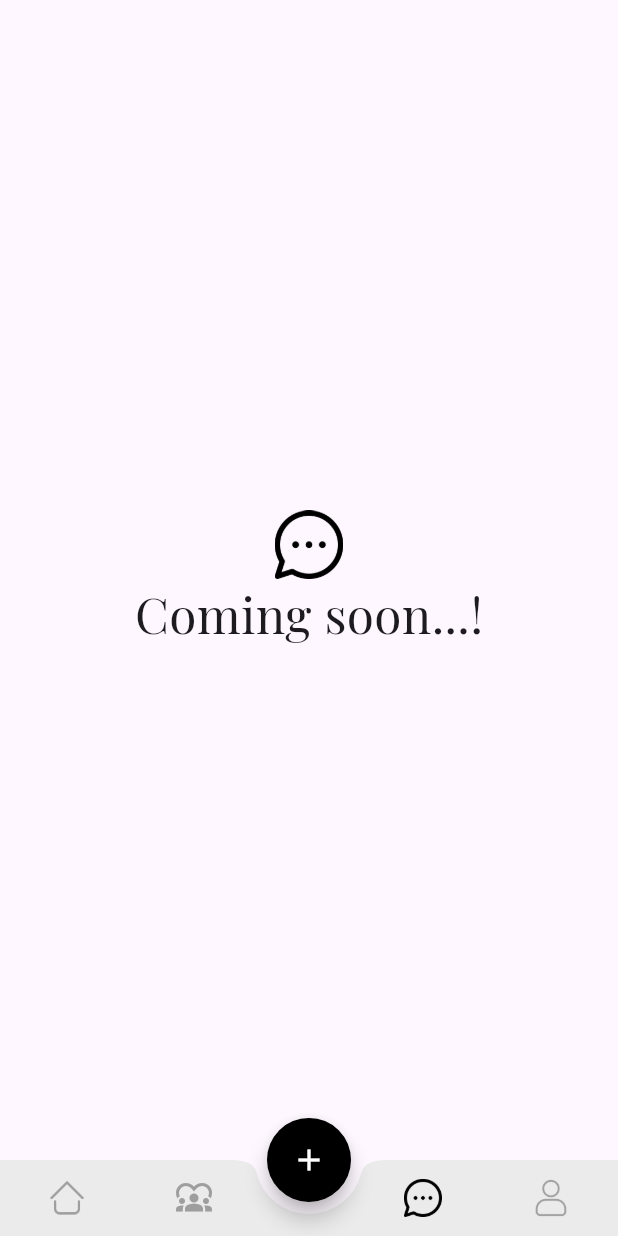
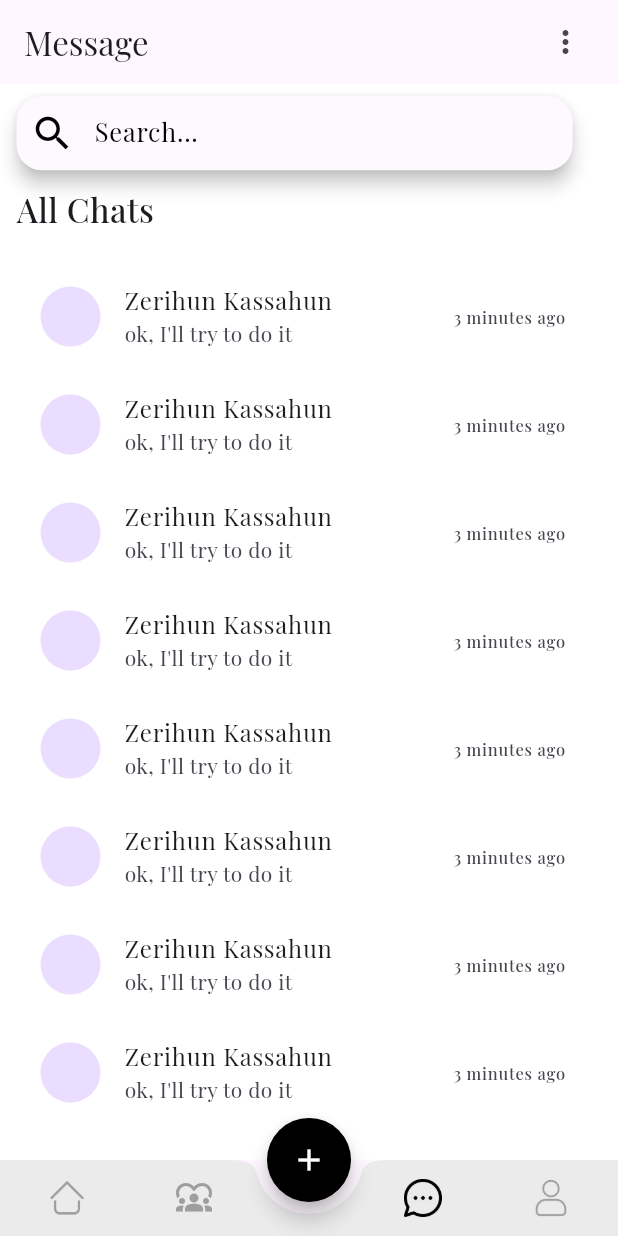
Before and after one commit to Yihun-Alemayehu/Grace-Link, a Flutter app: the screen it shows once a user with an empty profile is signed in, item 3 of the bottom bar chosen, on a phone screen of 412 x 824 dp. Run offline on Flutter 3.47's test engine with Material 3 defaults, Android fonts, the phone set to English and light mode, and no system bars; our stand-ins replace bloc, cloud_firestore, equatable, firebase_auth, firebase_core, firebase_storage and 10 more; missing offline and left inert: flutter_ellipsis_text, zego_uikit_prebuilt_live_audio_room; accounts and stored records are empty.

Commit message:
chat_feature_V.1.0

```diff
--- /dev/null
+++ b/lib/chat/models/message.dart
@@ -0,0 +1,88 @@
+// ignore_for_file: public_member_api_docs, sort_constructors_first
+import 'dart:convert';
+
+import 'package:equatable/equatable.dart';
+
+class Message extends Equatable {
+  final String message;
+  final String messageId;
+  final String senderId;
+  final String receiverId;
+  final DateTime timestamp;
+  final bool seen;
+  final String messageType;
+
+  const Message({
+    required this.message,
+    required this.messageId,
+    required this.senderId,
+    required this.receiverId,
+    required this.timestamp,
+    required this.seen,
+    required this.messageType,
+  });
+
+  Message copyWith({
+    String? message,
+    String? messageId,
+    String? senderId,
+    String? receiverId,
+    DateTime? timestamp,
+    bool? seen,
+    String? messageType,
+  }) {
+    return Message(
+      message: message ?? this.message,
+      messageId: messageId ?? this.messageId,
+      senderId: senderId ?? this.senderId,
+      receiverId: receiverId ?? this.receiverId,
+      timestamp: timestamp ?? this.timestamp,
+      seen: seen ?? this.seen,
+      messageType: messageType ?? this.messageType,
+    );
+  }
+
+  Map<String, dynamic> toMap() {
+    return <String, dynamic>{
+      'message': message,
+      'messageId': messageId,
+      'senderId': senderId,
+      'receiverId': receiverId,
+      'timestamp': timestamp.millisecondsSinceEpoch,
+      'seen': seen,
+      'messageType': messageType,
+    };
+  }
+
+  factory Message.fromMap(Map<String, dynamic> map) {
+    return Message(
+      message: map['message'] as String,
+      messageId: map['messageId'] as String,
+      senderId: map['senderId'] as String,
+      receiverId: map['receiverId'] as String,
+      timestamp: DateTime.fromMillisecondsSinceEpoch(map['timestamp'] as int),
+      seen: map['seen'] as bool,
+      messageType: map['messageType'] as String,
+    );
+  }
+
+  String toJson() => json.encode(toMap());
+
+  factory Message.fromJson(String source) => Message.fromMap(json.decode(source) as Map<String, dynamic>);
+
+  @override
+  bool get stringify => true;
+
+  @override
+  List<Object> get props {
+    return [
+      message,
+      messageId,
+      senderId,
+      receiverId,
+      timestamp,
+      seen,
+      messageType,
+    ];
+  }
+}
--- /dev/null
+++ b/lib/chat/providers/chat_provider.dart
@@ -0,0 +1,6 @@
+import 'package:flutter_riverpod/flutter_riverpod.dart';
+import 'package:grace_link/chat/repo/chat_repo.dart';
+
+final chatProvider = Provider(
+  (ref) => ChatRepo(),
+);
--- a/lib/feed/presentation/screens/chat_screen.dart
+++ b/lib/feed/presentation/screens/chat_screen.dart
@@ -12,26 +12,95 @@ class _ChatScreenState extends State<ChatScreen> {
   @override
   Widget build(BuildContext context) {
     return Scaffold(
+      backgroundColor: Colors.white,
+      appBar: AppBar(
+        title: const Text('Message'),
+        actions: [
+          Padding(
+            padding: EdgeInsets.symmetric(horizontal: 10.w),
+            child: IconButton(
+              onPressed: () async {
+                // await FirebaseAuth.instance.signOut();
+                // Get.toNamed(RouteClass.login);
+              },
+              icon: Icon(Icons.adaptive.more_outlined),
+            ),
+          ),
+        ],
+      ),
       body: SafeArea(
-          child: Center(
-        child: Column(
-          mainAxisAlignment: MainAxisAlignment.center,
-          children: [
-            SizedBox(
-              height: 45.h,
-              child: Image.asset(
-                'assets/messenger.png',
-              ),
+        child: Padding(
+          padding: EdgeInsets.symmetric(horizontal: 10.w, vertical: 8.h),
+          child: SingleChildScrollView(
+            child: Column(
+              crossAxisAlignment: CrossAxisAlignment.start,
+              children: [
+                Container(
+                  width: MediaQuery.of(context).size.width * .9,
+                  height: MediaQuery.of(context).size.height * .06,
+                  decoration: const BoxDecoration(
+                    color: Colors.white,
+                  ),
+                  child: Expanded(
+                    child: Material(
+                      elevation: 5,
+                      shape: RoundedRectangleBorder(
+                          side: BorderSide.none,
+                          borderRadius: BorderRadius.circular(17)),
+                      child: TextFormField(
+                        onTap: () {},
+                        readOnly: true,
+                        decoration: InputDecoration(
+                          hintText: 'Search...',
+                          hintStyle: const TextStyle(
+                              fontSize: 17, color: Colors.black),
+                          prefixIcon: const Icon(
+                            Icons.search,
+                            size: 30,
+                            color: Colors.black,
+                          ),
+                          fillColor: Colors.white60.withOpacity(0.08),
+                          filled: true,
+                          border: OutlineInputBorder(
+                            borderRadius: BorderRadius.circular(17),
+                            borderSide: BorderSide.none,
+                          ),
+                        ),
+                      ),
+                    ),
+                  ),
+                ),
+                SizedBox(
+                  height: 10.h,
+                ),
+                Text(
+                  'All Chats',
+                  style: TextStyle(
+                    fontSize: 20.sp,
+                    fontWeight: FontWeight.w500,
+                  ),
+                ),
+                SizedBox(
+                  height: 20.h,
+                ),
+                SizedBox(
+                  height: MediaQuery.of(context).size.height * .7,
+                  child: ListView.builder(
+                    itemCount: 10,
+                    itemBuilder: (context, index) {
+                      return const ListTile(
+                        leading: CircleAvatar(),
+                        title: Text('Zerihun Kassahun'),
+                        subtitle: Text('ok, I\'ll try to do it'),
+                        trailing: Text('3 minutes ago'),
+                      );
+                    },),
+                )
+              ],
             ),
-            Text(
-              'Coming soon...!',
-              style: TextStyle(
-                fontSize: 30.sp,
-              ),
-            ),
-          ],
+          ),
         ),
-      )),
+      ),
     );
   }
 }
--- a/pubspec.yaml
+++ b/pubspec.yaml
@@ -34,12 +34,13 @@ dependencies:
   equatable: ^2.0.5
   firebase_auth: ^4.19.2
   firebase_core: ^2.30.0
-  flutter_ellipsis_text: ^1.0.1
   firebase_storage: ^11.7.2
   flutter:
     sdk: flutter
   flutter_bloc: ^8.1.5
+  flutter_ellipsis_text: ^1.0.1
   flutter_form_builder: ^9.2.1
+  flutter_riverpod: ^2.5.1
   flutter_screenutil: ^5.9.0
   get: ^4.6.6
   google_fonts: 6.1.0
```
Also changed, not shown: lib/chat/models/chat_room.dart (added, +74 -0 lines), lib/chat/providers/get_all_chats_provider.dart (added, +34 -0 lines), lib/chat/providers/get_all_messages_provider.dart (added, +32 -0 lines), lib/chat/repo/chat_repo.dart (added, +151 -0 lines), pubspec.lock.
